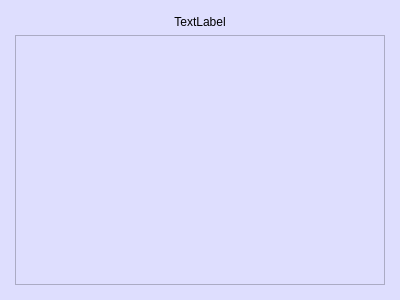
This is courseProject/user_window.ui in coderDreamer/courseProject as Qt 5 draws it before an edit. The edited form follows.
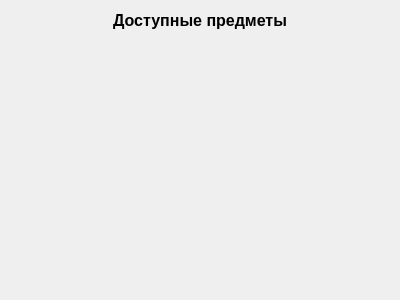
This is the edited form.

Patch:
```diff
--- a/courseProject/user_window.ui
+++ b/courseProject/user_window.ui
@@ -14,36 +14,31 @@
    <string>Dialog</string>
   </property>
   <property name="styleSheet">
-   <string notr="true">background: #dedefe;</string>
+   <string notr="true"/>
   </property>
-  <layout class="QVBoxLayout" name="verticalLayout_2">
-   <property name="leftMargin">
-    <number>15</number>
-   </property>
-   <property name="topMargin">
-    <number>15</number>
-   </property>
-   <property name="rightMargin">
-    <number>15</number>
-   </property>
-   <property name="bottomMargin">
-    <number>15</number>
-   </property>
-   <item>
+  <layout class="QGridLayout" name="gridLayout">
+   <item row="0" column="0">
     <layout class="QVBoxLayout" name="verticalLayout">
      <item>
       <widget class="QLabel" name="label">
+       <property name="enabled">
+        <bool>true</bool>
+       </property>
+       <property name="styleSheet">
+        <string notr="true">font-weight: bold;
+font-size: 16px;</string>
+       </property>
        <property name="text">
-        <string>TextLabel</string>
+        <string>Доступные предметы</string>
        </property>
        <property name="alignment">
-        <set>Qt::AlignCenter</set>
+        <set>Qt::AlignHCenter|Qt::AlignTop</set>
+       </property>
+       <property name="margin">
+        <number>20</number>
        </property>
       </widget>
      </item>
-     <item>
-      <widget class="QTextEdit" name="textEdit"/>
-     </item>
     </layout>
    </item>
   </layout>
```
Left out of the diff: 2 changed lines with no effect on the pictures.
